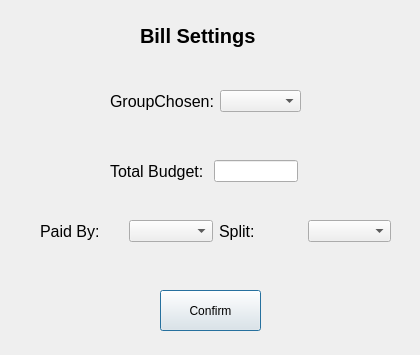
Qt form billoptionsdialog.ui (Areyesfigueroa/BillSplittingApp) before a commit.
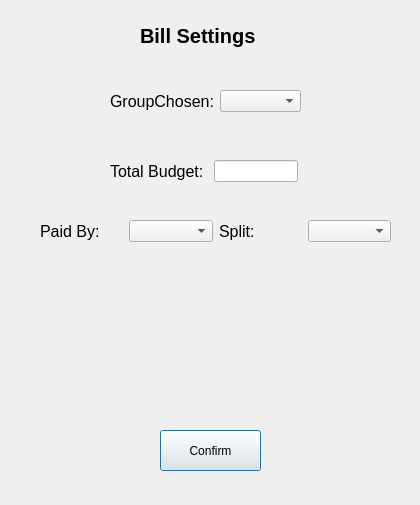
The same form after that commit.

What changed in the file:
```diff
--- a/billoptionsdialog.ui
+++ b/billoptionsdialog.ui
@@ -7,7 +7,7 @@
     <x>0</x>
     <y>0</y>
     <width>420</width>
-    <height>355</height>
+    <height>505</height>
    </rect>
   </property>
   <property name="windowTitle">
@@ -37,7 +37,7 @@
    <property name="geometry">
     <rect>
      <x>160</x>
-     <y>290</y>
+     <y>430</y>
      <width>101</width>
      <height>41</height>
     </rect>
@@ -46,6 +46,17 @@
     <string>Confirm</string>
    </property>
   </widget>
+  <widget class="QWidget" name="verticalLayoutWidget">
+   <property name="geometry">
+    <rect>
+     <x>80</x>
+     <y>290</y>
+     <width>261</width>
+     <height>111</height>
+    </rect>
+   </property>
+   <layout class="QVBoxLayout" name="vertBaseLayout"/>
+  </widget>
   <widget class="QWidget" name="">
    <property name="geometry">
     <rect>
```
